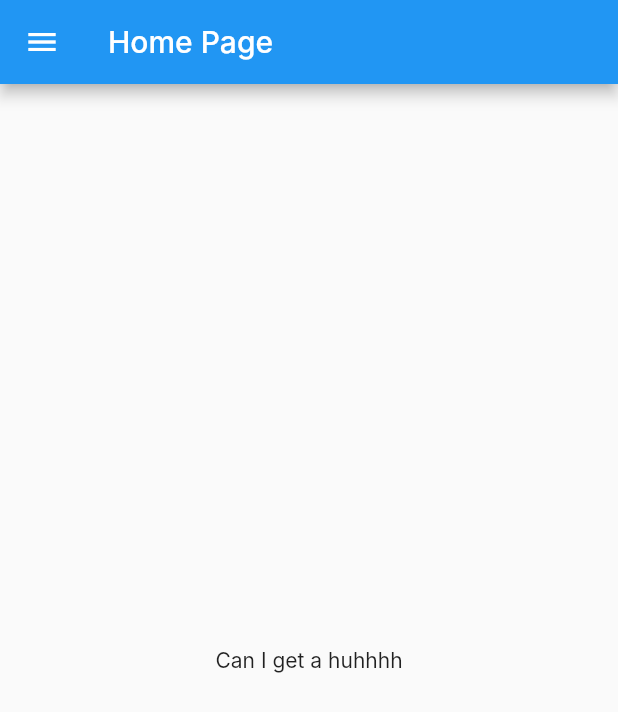
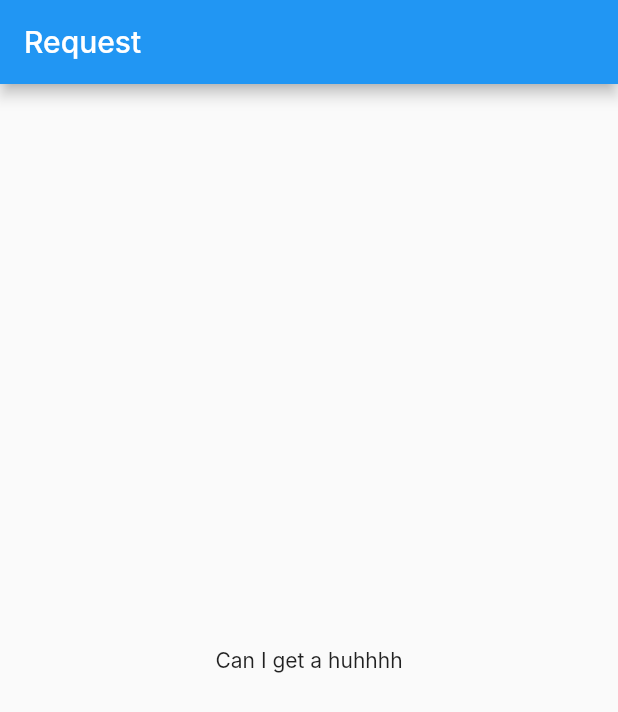
Before and after one commit to de-timebank/frontend, a Flutter app: the ServicePage screen opened directly, on a phone screen of 412 x 824 dp. Shown: the top 712 px of the screen. Run offline on Flutter 3.47's test engine with Material 2 defaults, Android fonts, the phone set to English and light mode, and no system bars; Roboto replaces fonts that are missing (Inter).

Commit message:
tukar tajuk app bar, kemas a few codes on main dart

```diff
--- a/lib/service.dart
+++ b/lib/service.dart
@@ -13,9 +13,8 @@ class _ServicePageState extends State<ServicePage> {
   Widget build(BuildContext context) {
     return Scaffold(
       appBar: AppBar(
-        title: Text('Home Page'),
+        title: Text('Request'),
       ),
-      drawer: CustomDrawer(),
       body: Center(
         child: Text('Can I get a huhhhh'),
       ),
```
Also changed, not shown: lib/main.dart (+2 -126 lines).
